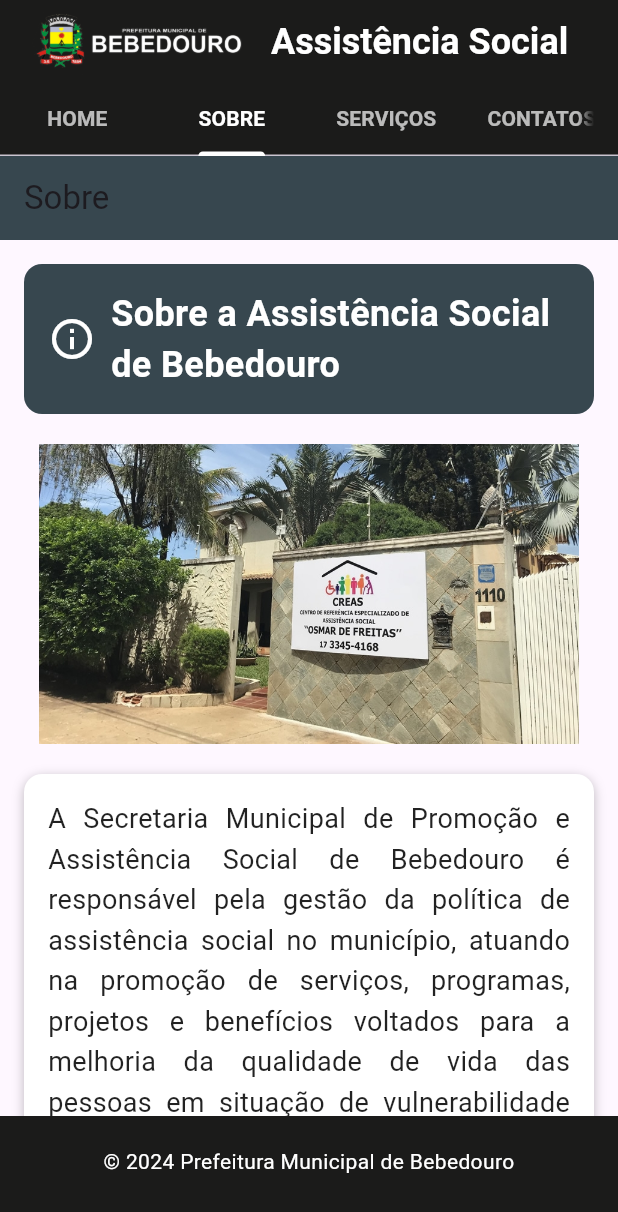
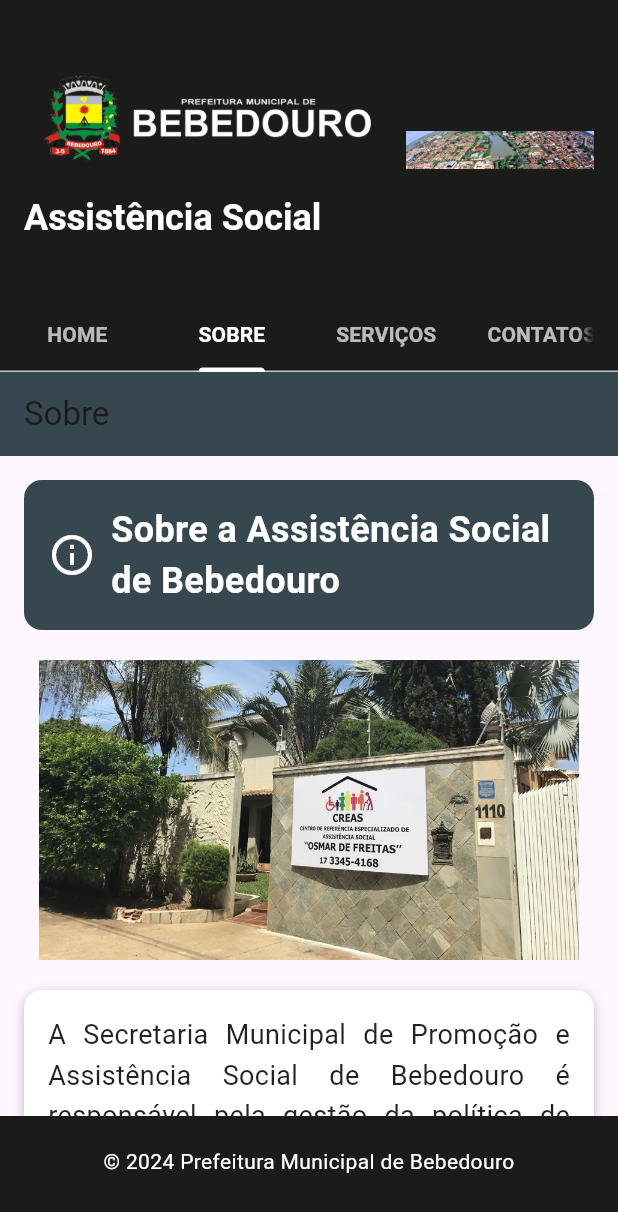
Before and after one commit to felipedisessa/tcc_prefeitura_flutter, a Flutter app: the screen it shows after launch, tab 2 chosen, on a phone screen of 412 x 824 dp. Shown: the top 1212 px of the screen. Run offline on Flutter 3.47's test engine with Material 3 defaults, Android fonts, the phone set to English and light mode, and no system bars; our stand-ins replace carousel_slider, dio; network calls fail.

Commit message:
Test AppBar banner

```diff
--- a/lib/main.dart
+++ b/lib/main.dart
@@ -32,7 +32,6 @@
     );
   }
 }
-
 class HomePage extends StatelessWidget {
   const HomePage({Key? key}) : super(key: key);
 
@@ -42,16 +41,21 @@
       length: 4,
       child: Scaffold(
         appBar: AppBar(
+          toolbarHeight: 200, // Ajuste a altura do cabeçalho conforme necessário
           backgroundColor: Color.fromARGB(255, 27, 27, 26),
           title: Row(
             children: [
+              Column(
+                crossAxisAlignment: CrossAxisAlignment.start,
+                children: [
+                  // Logo
                   Image.asset(
                     'assets/logo.png',
-                height: 50,
+                    height: 80, // Ajuste a altura do logo conforme necessário
                   ),
-              const SizedBox(width: 15),
-              const Flexible(
-                child: Text(
+                  const SizedBox(height: 10),
+                  // Título
+                  const Text(
                     'Assistência Social',
                     style: TextStyle(
                       fontSize: 24,
@@ -59,6 +63,18 @@
                       color: Colors.white,
                     ),
                     overflow: TextOverflow.ellipsis,
+                  ),
+                ],
+              ),
+              const SizedBox(width: 15),
+              Expanded(
+                child: Container(
+                  height: 150, // Ajuste a altura do banner conforme necessário
+                  width: double.infinity,
+                  child: Image.asset(
+                    'assets/banner.png',
+                    fit: BoxFit.contain, // Ajusta o fit para mostrar o banner completo
+                  ),
                 ),
               ),
             ],
@@ -99,6 +115,7 @@
     );
   }
 }
+
 
 class NoticiasPage extends StatefulWidget {
   const NoticiasPage({Key? key}) : super(key: key);
@@ -277,21 +294,21 @@
                                                   Text(
                                                     noticia.name,
                                                     style: const TextStyle(
+                                                      fontSize: 16,
                                                       fontWeight: FontWeight.bold,
-                                                      fontSize: 16,
                                                     ),
+                                                    overflow: TextOverflow.ellipsis,
                                                     maxLines: 2,
-                                                    overflow: TextOverflow.ellipsis,
                                                   ),
-                                                  const SizedBox(height: 4),
+                                                  const SizedBox(height: 5),
                                                   Text(
                                                     noticia.description,
                                                     style: const TextStyle(
                                                       fontSize: 14,
-                                                      color: Colors.grey,
+                                                      color: Colors.black54,
                                                     ),
-                                                    maxLines: 2,
                                                     overflow: TextOverflow.ellipsis,
+                                                    maxLines: 3,
                                                   ),
                                                 ],
                                               ),
```
Lines whose indentation alone changed are shown as unchanged.
